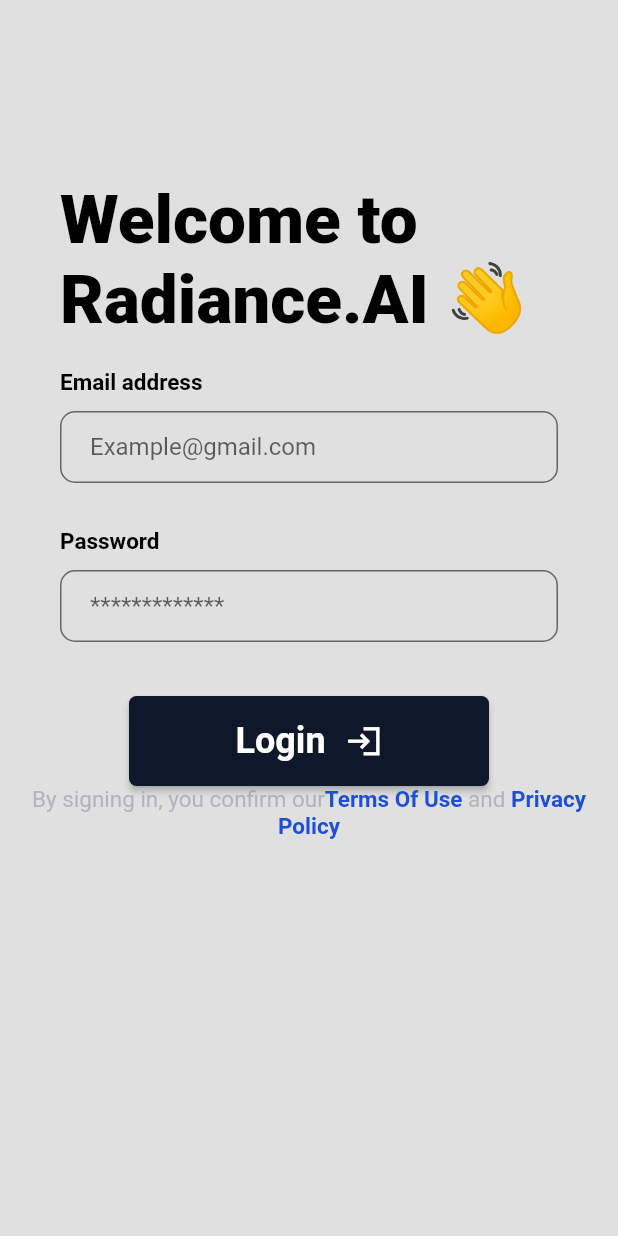
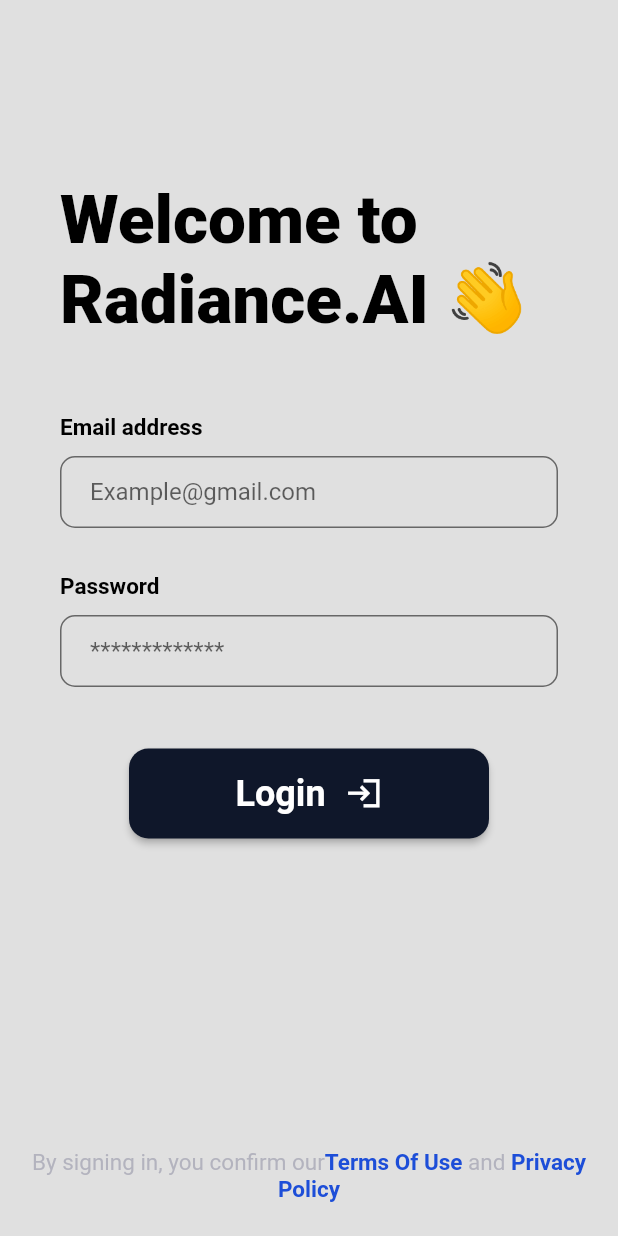
Before and after one commit to iivvy/RadianceMobile, a Flutter app: the screen it shows after launch, on a phone screen of 412 x 824 dp. Run offline on Flutter 3.47's test engine with Material 2 defaults, Android fonts, the light colour scheme and no system bars; Roboto replaces fonts that are missing (Poppins, poppins).

Commit message:
login page alomost done splsh screen not done

```diff
--- a/lib/login/login.dart
+++ b/lib/login/login.dart
@@ -18,6 +18,9 @@
           child: SingleChildScrollView(
             child: Padding(
               padding: const EdgeInsets.only(top: 100, left: 20.0, right: 20.0),
+
+              // height: 521,
+
               child: Column(
                 children: <Widget>[
                   const Padding(
@@ -32,6 +35,29 @@
                       ),
                     ),
                   ),
+                  const SizedBox(
+                    height: 30,
+                  ),
+                  // const Align(
+                  //   alignment: Alignment.centerLeft,
+                  //   child: Padding(
+                  //     padding: EdgeInsets.only(left: 20.0),
+                  //     child: Text(
+                  //       'Email address',
+                  //       style: TextStyle(
+                  //           fontFamily: 'Poppins',
+                  //           fontStyle: FontStyle.normal,
+                  //           fontWeight: FontWeight.w600,
+                  //           fontSize: 15,
+                  //           color: Colors.black),
+                  //     ),
+                  //   ),
+                  // ),
+
+                  SizedBox(
+                    height: 450,
+                    child: Column(
+                      children: [
                         const Align(
                           alignment: Alignment.centerLeft,
                           child: Padding(
@@ -47,10 +73,6 @@
                             ),
                           ),
                         ),
-                  SizedBox(
-                    height: 350,
-                    child: Column(
-                      children: [
                         const Padding(
                           padding: EdgeInsets.only(
                               left: 20.0, top: 10.0, right: 20.0, bottom: 20.0),
@@ -96,7 +118,6 @@
                             ),
                           ),
                         ),
-
                         const Padding(
                           padding: EdgeInsets.only(
                               left: 20.0, top: 10.0, right: 20.0, bottom: 20.0),
@@ -126,13 +147,15 @@
                             ),
                           ),
                         ),
-                        //0f172A
+                        const SizedBox(
+                          height: 20.0,
+                        ),
                         Padding(
-                          padding: const EdgeInsets.only(top: 16.0),
+                          padding:const  EdgeInsets.only(top: 1.0, bottom: 5.0),
                           child: Material(
                             color: const Color(0xff0f172a),
                             borderRadius:
-                                const BorderRadius.all(Radius.circular(5.0)),
+                                const BorderRadius.all(Radius.circular(13.0)),
                             elevation: 2.0,
                             child: MaterialButton(
                                 minWidth: 240.0,
@@ -164,8 +187,17 @@
                                 )),
                           ),
                         ),
-                        RichText(
-                          textAlign:TextAlign.center,
+                      ],
+                    ),
+                  ),
+
+                  const SizedBox(
+                    height: 40,
+                  ),
+                  Align(
+                    alignment: Alignment.bottomCenter,
+                    child: RichText(
+                      textAlign: TextAlign.center,
                       text: const TextSpan(
                         text: "By signing in, you confirm our",
                         style: TextStyle(
@@ -188,10 +220,16 @@
                                   fontWeight: FontWeight.w700)),
                         ],
                       ),
-                        )
-                      ],
                     ),
                   ),
+                  //  Expanded(
+                  //
+                  //   child: Align(
+                  //
+                  //     alignment: FractionalOffset.center,
+                  //     child:
+                  //   ),
+                  // ),
                 ],
               ),
             ),
```
Lines whose indentation alone changed are shown as unchanged.
